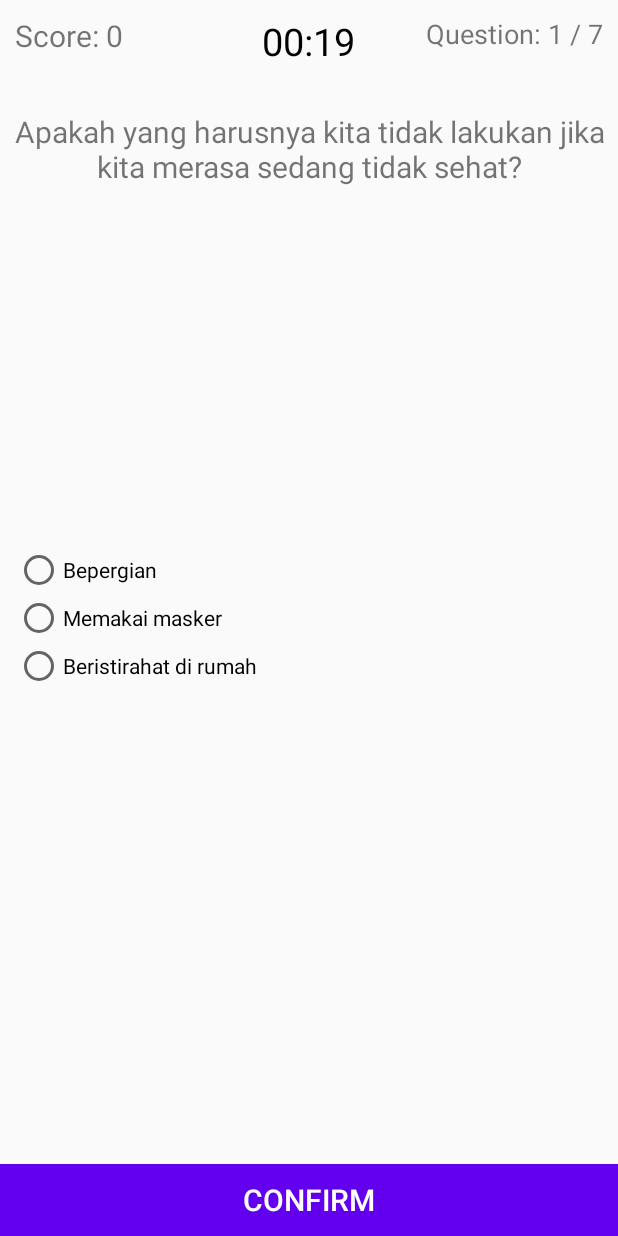
After one commit to andiaqsha99/CoVIDIA, an Android app: the QuizActivity screen opened directly, with no data from a screen before it, on a phone screen of 412 x 824 dp. The commit adds this screen. Run offline under Robolectric (Android 15) with nearby library versions, the phone set to English and light mode, and no system bars; network calls fail.

Commit message:
add covid quiz

```diff
--- a/app/src/main/AndroidManifest.xml
+++ b/app/src/main/AndroidManifest.xml
@@ -13,6 +13,8 @@
         android:theme="@style/AppTheme">
         <activity android:name=".dengue.DataDengueActivity"></activity>
         <activity android:name=".covid.DataCovidActivity" />
+        <activity android:name=".quiz.MainQuizActivity"/>
+        <activity android:name=".quiz.QuizActivity"/>
         <activity android:name=".dengue.PenyebabDengueActivity" />
         <activity android:name=".dengue.PengobatanDengueActivity" />
         <activity android:name=".dengue.PencegahanDengueActivity" />
--- a/app/src/main/java/com/komas/www/covidia/covid/CovidActivity.kt
+++ b/app/src/main/java/com/komas/www/covidia/covid/CovidActivity.kt
@@ -5,6 +5,7 @@ import androidx.appcompat.app.AppCompatActivity
 import android.os.Bundle
 import android.view.View
 import com.komas.www.covidia.R
+import com.komas.www.covidia.quiz.MainQuizActivity
 import kotlinx.android.synthetic.main.activity_covid.*
 
 class CovidActivity : AppCompatActivity() {
@@ -29,7 +30,7 @@ class CovidActivity : AppCompatActivity() {
             startActivity(Intent(this, PenyebabCovidActivity::class.java))
         }
         iv_quiz.setOnClickListener{
-
+            startActivity(Intent(this, MainQuizActivity::class.java))
         }
     }
 }
--- /dev/null
+++ b/app/src/main/java/com/komas/www/covidia/quiz/DatabaseHelper.kt
@@ -0,0 +1,114 @@
+package com.komas.www.covidia.quiz
+
+import android.content.ContentValues
+import android.content.Context
+import android.database.sqlite.SQLiteDatabase
+import android.database.sqlite.SQLiteOpenHelper
+import android.provider.BaseColumns
+import com.komas.www.covidia.quiz.QuizContainer.QuizTable.Companion.ANS_COLUMN
+import com.komas.www.covidia.quiz.QuizContainer.QuizTable.Companion.OPTION1_COLUMN
+import com.komas.www.covidia.quiz.QuizContainer.QuizTable.Companion.OPTION2_COLUMN
+import com.komas.www.covidia.quiz.QuizContainer.QuizTable.Companion.OPTION3_COLUMN
+import com.komas.www.covidia.quiz.QuizContainer.QuizTable.Companion.QUESTION_COLUMN
+import com.komas.www.covidia.quiz.QuizContainer.QuizTable.Companion.QUESTION_TABLE_NAME
+import java.util.ArrayList
+
+class DatabaseHelper(context: Context) : SQLiteOpenHelper(context, DATABASE_NAME, null, DATABASE_VERSION) {
+
+    private var db: SQLiteDatabase? = null
+
+    val questionSet: List<Question>
+        get() {
+
+            val questionSetsList = ArrayList<Question>()
+
+            db = readableDatabase
+
+            val c = db!!.rawQuery("SELECT * FROM $QUESTION_TABLE_NAME", null)
+
+            if (c.moveToFirst()) {
+                do {
+                    val question = Question()
+                    question.setmQuestion(c.getString(c.getColumnIndex(QUESTION_COLUMN)))
+                    question.setmOption1(c.getString(c.getColumnIndex(OPTION1_COLUMN)))
+                    question.setmOption2(c.getString(c.getColumnIndex(OPTION2_COLUMN)))
+                    question.setmOption3(c.getString(c.getColumnIndex(OPTION3_COLUMN)))
+                    question.setmRightAns(c.getInt(c.getColumnIndex(ANS_COLUMN)))
+                    questionSetsList.add(question)
+                } while (c.moveToNext())
+
+            }
+            c.close()
+            return questionSetsList
+        }
+
+    override fun onCreate(db: SQLiteDatabase) {
+        this.db = db
+
+        val QB_TABLE = "CREATE TABLE " +
+                QUESTION_TABLE_NAME + " ( " +
+                BaseColumns._ID + " INTEGER PRIMARY KEY AUTOINCREMENT, " +
+                QUESTION_COLUMN + " TEXT, " +
+                OPTION1_COLUMN + " TEXT, " +
+                OPTION2_COLUMN + " TEXT, " +
+                OPTION3_COLUMN + " TEXT, " +
+                ANS_COLUMN + " INTEGER " +
+                " )"
+
+        db.execSQL(QB_TABLE)
+
+        GenerateQuestionFunction()
+    }
+
+    private fun GenerateQuestionFunction() {
+        val q1 = Question("Manakah dari hal berikut yang tidak dapat membantu mengurangi kemungkinan terpapar virus corona?",
+            "Menggunakan masker kain", "Mencuci tangan", "Bepergian ke luar rumah tanpa urusan penting", 3)
+        addQuestion(q1)
+        val q2 = Question("Manakah yang tidak benar dari informasi berikut?",
+            "Coronavirus mampu bertahan pada permukaan beda selama waktu tertentu",
+            "Coronavirus tidak dapat menyerang orang muda",
+            "Coronavirus dapat bertahan di udara beberapa saat", 2)
+        addQuestion(q2)
+        val q3 = Question("Berapa jarak yang harus kita jaga dari orang lain?",
+            "50 centimeter", "1-2 meter", "Tidak perlu jaga jarak", 2)
+        addQuestion(q3)
+        val q4 = Question("Apakah yang harusnya kita tidak lakukan jika kita merasa sedang tidak sehat?",
+            "Bepergian", "Memakai masker", "Beristirahat di rumah", 1)
+        addQuestion(q4)
+        val q5 = Question("Apa hal yang sebaiknya tidak kamu lakukan setelah bepergian dari luar rumah?",
+            "Menyentuh bagian wajah", "Mencuci tangan",
+            "Mandi dan menaruh pakaian di tempat cucian", 1)
+        addQuestion(q5)
+        val q6= Question("Manakah dari hal di bawah ini yang tidak tepat?",
+            "Semua orang dapat terpapar virus corona",
+            "Orang muda dan sehat tidak akan bisa sakit karena virus corona",
+            "Orang yang sembuh dari penyakit covid tidak dapat terkena kembali untuk kedua kalinya", 2)
+        addQuestion(q6)
+        val q7 = Question("Pilih dari informasi berikut yang merupakan hoax!",
+            "Memakan bawang bawangan (bawang putih, bawang bombay) dapat menghindarkan diri dari virus corona",
+            "Virus corona dapat bertahan di benda yang tersentuh oleh orang yang mengidap covid-19",
+            "Virus corona bisa bertahan di udara selama beberapa saat", 1)
+        addQuestion(q7)
+    }
+
+    private fun addQuestion(qb: Question) {
+        val contentValues = ContentValues()
+        contentValues.put(QUESTION_COLUMN, qb.getmQuestion())
+        contentValues.put(OPTION1_COLUMN, qb.getmOption1())
+        contentValues.put(OPTION2_COLUMN, qb.getmOption2())
+        contentValues.put(OPTION3_COLUMN, qb.getmOption3())
+        contentValues.put(ANS_COLUMN, qb.getmRightAns())
+        db!!.insert(QUESTION_TABLE_NAME, null, contentValues)
+    }
+
+
+    override fun onUpgrade(db: SQLiteDatabase, oldVersion: Int, newVersion: Int) {
+
+    }
+
+    companion object {
+        private val DATABASE_NAME = "QuizCovid.db"
+        private val DATABASE_VERSION = 1
+    }
+
+}
--- /dev/null
+++ b/app/src/main/java/com/komas/www/covidia/quiz/Question.kt
@@ -0,0 +1,59 @@
+package com.komas.www.covidia.quiz
+
+class Question {
+    private var mQuestion: String? = null
+    private var mOption1: String? = null
+    private var mOption2: String? = null
+    private var mOption3: String? = null
+    private var mRightAns: Int = 0
+
+    constructor() {}
+
+    constructor(mQuestion: String, mOption1: String, mOption2: String, mOption3: String, mRightAns: Int) {
+        this.mQuestion = mQuestion
+        this.mOption1 = mOption1
+        this.mOption2 = mOption2
+        this.mOption3 = mOption3
+        this.mRightAns = mRightAns
+    }
+
+    fun getmQuestion(): String? {
+        return mQuestion
+    }
+
+    fun setmQuestion(mQuestion: String) {
+        this.mQuestion = mQuestion
+    }
+
+    fun getmOption1(): String? {
+        return mOption1
+    }
+
+    fun setmOption1(mOption1: String) {
+        this.mOption1 = mOption1
+    }
+
+    fun getmOption2(): String? {
+        return mOption2
+    }
+
+    fun setmOption2(mOption2: String) {
+        this.mOption2 = mOption2
+    }
+
+    fun getmOption3(): String? {
+        return mOption3
+    }
+
+    fun setmOption3(mOption3: String) {
+        this.mOption3 = mOption3
+    }
+
+    fun getmRightAns(): Int {
+        return mRightAns
+    }
+
+    fun setmRightAns(mRightAns: Int) {
+        this.mRightAns = mRightAns
+    }
+}
--- /dev/null
+++ b/app/src/main/java/com/komas/www/covidia/quiz/QuizActivity.kt
@@ -0,0 +1,228 @@
+package com.komas.www.covidia.quiz
+
+import android.app.Activity
+import android.content.Intent
+import android.content.res.ColorStateList
+import android.graphics.Color
+import android.os.Bundle
+import android.os.CountDownTimer
+import android.view.View
+import android.widget.*
+import androidx.appcompat.app.AppCompatActivity
+import com.komas.www.covidia.R
+import java.util.*
+
+class QuizActivity: AppCompatActivity() {
+
+    private var txtQuestion: TextView? = null
+    private var txtScore: TextView? = null
+    private var txtQuestionCount: TextView? = null
+    private var txtCounter: TextView? = null
+    private var radioGroup: RadioGroup? = null
+    private var r1: RadioButton? = null
+    private var r2: RadioButton? = null
+    private var r3: RadioButton? = null
+    private var mSubmit: Button? = null
+
+    private var colorStateList: ColorStateList? = null
+    private var colorStateListCountDown: ColorStateList? = null
+    private var countDownTimer: CountDownTimer? = null
+
+    private var timeLeft: Long = 0
+
+    private var questionSetsList: List<Question>?=null
+
+    private var qCounter: Int = 0
+    private var currQuestion: Question? = null
+    private var qCountTotal: Int = 0
+
+    private var score: Int = 0
+    private var ans: Boolean = false
+
+    private var onBackPressedTime: Long = 0
+
+    override fun onCreate(savedInstanceState: Bundle?) {
+        super.onCreate(savedInstanceState)
+        setContentView(R.layout.activity_quiz)
+        txtQuestion = findViewById(R.id.Question)
+        txtScore = findViewById(R.id.Score)
+        txtQuestionCount = findViewById(R.id.questionCount)
+        txtCounter = findViewById(R.id.timeCounter)
+        radioGroup = findViewById(R.id.radioGroup)
+        r1 = findViewById(R.id.radioButton1)
+        r2 = findViewById(R.id.radioButton2)
+        r3 = findViewById(R.id.radioButton3)
+        mSubmit = findViewById(R.id.submitButton)
+
+
+        colorStateList = r1!!.textColors
+
+        colorStateListCountDown = txtCounter!!.textColors
+
+        val questionDb = DatabaseHelper(this)
+        questionSetsList = questionDb.questionSet
+
+        qCountTotal = questionSetsList!!.size
+
+        Collections.shuffle(questionSetsList!!)
+
+        showQuestion()
+
+        mSubmit!!.setOnClickListener {
+            if (!ans) {
+                if (r1!!.isChecked || r2!!.isChecked || r3!!.isChecked) {
+                    check()
+                } else {
+                    Toast.makeText(this@QuizActivity, "Pilih jawaban terlebih dahulu", Toast.LENGTH_SHORT).show()
+                }
+            } else {
+                showQuestion()
+            }
+        }
+
+    }
+
+
+    private fun showQuestion() {
+
+        r1!!.setTextColor(colorStateList)
+        r2!!.setTextColor(colorStateList)
+        r3!!.setTextColor(colorStateList)
+
+        radioGroup!!.clearCheck()
+
+
+        if (qCounter < qCountTotal) {
+            currQuestion = questionSetsList!![qCounter]
+            txtQuestion!!.text = currQuestion!!.getmQuestion()
+
+            r1!!.text = currQuestion!!.getmOption1()
+            r2!!.text = currQuestion!!.getmOption2()
+            r3!!.text = currQuestion!!.getmOption3()
+
+            qCounter++
+
+            txtQuestionCount!!.text = "Question: $qCounter / $qCountTotal"
+
+            ans = false
+
+            mSubmit!!.text = "Confirm"
+
+            timeLeft = COUNTDOWN_TIMER
+            startCountDown()
+        } else {
+            finishQuizActivity()
+        }
+
+    }
+
+    private fun startCountDown() {
+        countDownTimer = object : CountDownTimer(timeLeft, 1000) {
+            override fun onTick(millisUntilFinished: Long) {
+                timeLeft = millisUntilFinished
+                updateCountDown()
+            }
+
+            override fun onFinish() {
+                timeLeft = 0
+                updateCountDown()
+                check()
+
+            }
+        }.start()
+    }
+
+    private fun updateCountDown() {
+        val min = (timeLeft / 1000).toInt() / 60
+        val sec = (timeLeft / 1000).toInt() % 60
+
+        val timeFormat = String.format(Locale.getDefault(), "%02d:%02d", min, sec)
+        txtCounter!!.setText(timeFormat)
+
+        if (timeLeft < 10000) {
+            txtCounter!!.setTextColor(Color.RED)
+        } else {
+            txtCounter!!.setTextColor(colorStateListCountDown)
+        }
+
+    }
+
+
+    private fun check() {
+        ans = true
+
+        countDownTimer!!.cancel()
+
+        val radioSelected = findViewById<View>(radioGroup!!.checkedRadioButtonId) as RadioButton
+        val answer = radioGroup!!.indexOfChild(radioSelected) + 1
+
+        if (answer == currQuestion!!.getmRightAns()) {
+            score++
+            txtScore!!.text = "Score: $score"
+        }
+
+        showRightAns()
+
+    }
+
+    private fun showRightAns() {
+
+        r1!!.setTextColor(Color.RED)
+        r2!!.setTextColor(Color.RED)
+        r3!!.setTextColor(Color.RED)
+
+        when (currQuestion!!.getmRightAns()) {
+            1 -> {
+                r1!!.setTextColor(Color.GREEN)
+                txtQuestion!!.text = "Jawaban anda benar"
+            }
+            2 -> {
+                r2!!.setTextColor(Color.GREEN)
+                txtQuestion!!.text = "Jawaban anda benar"
+            }
+            3 -> {
+                r3!!.setTextColor(Color.GREEN)
+                txtQuestion!!.text = "Jawaban anda benar"
+            }
+        }
+
+        if (qCounter < qCountTotal) {
+            mSubmit!!.text = "Selanjutnya"
+        } else {
+            mSubmit!!.text = "Selesai"
+        }
+
+    }
+
+
+    private fun finishQuizActivity() {
+        val rIntent = Intent()
+        rIntent.putExtra(FINAL_SCORE, score)
+        setResult(Activity.RESULT_OK, rIntent)
+        finish()
+    }
+
+    override fun onBackPressed() {
+
+        if (onBackPressedTime + 2000 > System.currentTimeMillis()) {
+            finishQuizActivity()
+        } else {
+            Toast.makeText(this@QuizActivity, "Press Back Again", Toast.LENGTH_SHORT).show()
+        }
+        onBackPressedTime = System.currentTimeMillis()
+
+    }
+
+    override fun onDestroy() {
+        super.onDestroy()
+        if (countDownTimer != null) {
+            countDownTimer!!.cancel()
+        }
+    }
+
+    companion object {
+
+        val FINAL_SCORE = "FinalScore"
+        private val COUNTDOWN_TIMER: Long = 20000
+    }
+}
--- /dev/null
+++ b/app/src/main/java/com/komas/www/covidia/quiz/QuizContainer.kt
@@ -0,0 +1,19 @@
+package com.komas.www.covidia.quiz
+
+import android.provider.BaseColumns
+
+object QuizContainer {
+    class QuizTable : BaseColumns {
+        companion object {
+
+            val QUESTION_TABLE_NAME = "quiz_question"
+            val QUESTION_COLUMN = "question"
+            val OPTION1_COLUMN = "option1"
+            val OPTION2_COLUMN = "option2"
+            val OPTION3_COLUMN = "option3"
+            val ANS_COLUMN = "ans"
+        }
+
+
+    }
+}
--- a/app/src/main/res/layout/activity_call_dengue.xml
+++ b/app/src/main/res/layout/activity_call_dengue.xml
@@ -33,7 +33,7 @@
             android:layout_width="wrap_content"
             android:layout_height="wrap_content"
             android:layout_weight="1"
-            android:text="911"
+            android:text="119"
             android:textAlignment="center"
             android:fontFamily="@font/verdanab"
             android:textSize="81sp"
--- /dev/null
+++ b/app/src/main/res/layout/activity_quiz.xml
@@ -0,0 +1,85 @@
+<?xml version="1.0" encoding="utf-8"?>
+<RelativeLayout
+    xmlns:android="http://schemas.android.com/apk/res/android"
+    android:layout_width="match_parent"
+    android:layout_height="match_parent">
+
+    <TextView
+        android:id="@+id/Score"
+        android:layout_width="wrap_content"
+        android:layout_height="wrap_content"
+        android:padding="10dp"
+        android:text="Score: 0"
+        android:textSize="20sp" />
+
+    <TextView
+        android:layout_width="wrap_content"
+        android:layout_height="wrap_content"
+        android:text="00:20"
+        android:textSize="25sp"
+        android:layout_centerHorizontal="true"
+        android:textColor="@android:color/black"
+        android:padding="10dp"
+        android:id="@+id/timeCounter" />
+
+    <TextView
+        android:layout_width="wrap_content"
+        android:layout_height="wrap_content"
+        android:layout_alignParentEnd="true"
+        android:padding="10dp"
+        android:text="Question  1/X"
+        android:textSize="18sp"
+        android:id="@+id/questionCount" />
+
+
+
+    <TextView
+        android:id="@+id/Question"
+        android:layout_width="match_parent"
+        android:layout_height="wrap_content"
+        android:layout_below="@+id/timeCounter"
+        android:layout_marginTop="19dp"
+        android:gravity="center"
+        android:text="This is Question \nThis is Question"
+        android:textSize="20sp" />
+
+    <RadioGroup
+        android:id="@+id/radioGroup"
+        android:layout_width="match_parent"
+        android:layout_height="wrap_content"
+        android:layout_marginTop="20dp"
+        android:layout_centerVertical="true"
+        android:padding="10dp">
+        <RadioButton
+            android:id="@+id/radioButton1"
+            android:layout_width="wrap_content"
+            android:layout_height="wrap_content"
+            android:text="Option 1"
+            />
+        <RadioButton
+            android:id="@+id/radioButton2"
+            android:layout_width="wrap_content"
+            android:layout_height="wrap_content"
+            android:text="Option 2"
+            />
+        <RadioButton
+            android:id="@+id/radioButton3"
+            android:layout_width="wrap_content"
+            android:layout_height="wrap_content"
+            android:text="Option 2"
+            />
+
+    </RadioGroup>
+
+
+    <Button
+        android:id="@+id/submitButton"
+        android:layout_width="match_parent"
+        android:layout_height="wrap_content"
+        android:text="Submit"
+        android:layout_alignParentBottom="true"
+        android:background="@color/colorPrimary"
+        android:textColor="@android:color/white"
+        android:textSize="20sp"
+        />
+</RelativeLayout>
--- a/app/src/main/res/values/styles.xml
+++ b/app/src/main/res/values/styles.xml
@@ -1,7 +1,7 @@
 <resources>
 
     <!-- Base application theme. -->
-    <style name="AppTheme" parent="Theme.AppCompat.NoActionBar">
+    <style name="AppTheme" parent="Theme.AppCompat.Light.NoActionBar">
         <!-- Customize your theme here. -->
         <item name="colorPrimary">@color/colorPrimary</item>
         <item name="colorPrimaryDark">@color/colorPrimaryDark</item>
```
Also changed, not shown: app/src/main/java/com/komas/www/covidia/dengue/CallDengueActivity.kt (+8 -0 lines), app/src/main/java/com/komas/www/covidia/quiz/MainQuizActivity.kt (added, +70 -0 lines), app/src/main/res/layout/activity_main_quiz.xml (added, +36 -0 lines), app/src/main/res/drawable/quizlogo.png (added), 2 other files.
